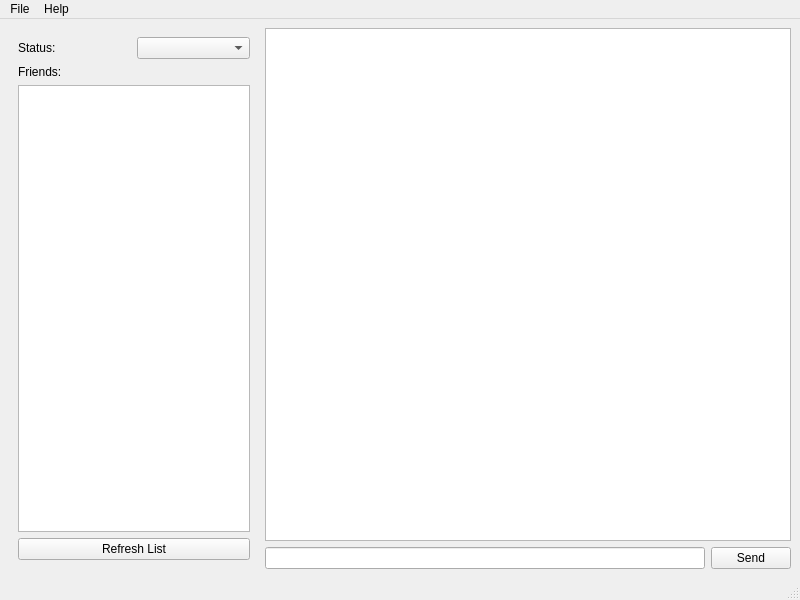
Before: the Qt Designer form src/ui/MainWindow.ui in piotrek-pl/JupiterClient-SAN, drawn with Qt 5.
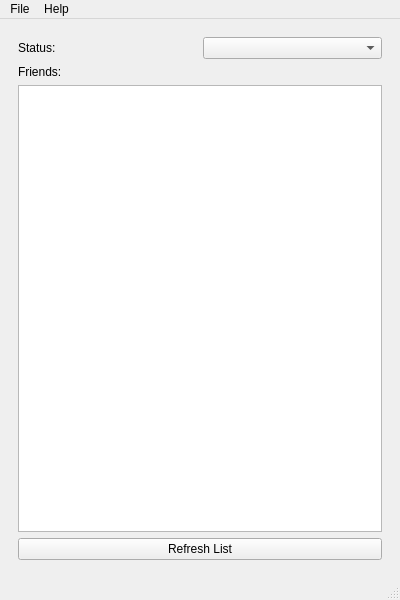
After: the same form once the commit is applied.

Commit message: Chat windows added

The edit to the form file:
```diff
--- a/src/ui/MainWindow.ui
+++ b/src/ui/MainWindow.ui
@@ -6,13 +6,13 @@
    <rect>
     <x>0</x>
     <y>0</y>
-    <width>800</width>
+    <width>400</width>
     <height>600</height>
    </rect>
   </property>
   <property name="minimumSize">
    <size>
-    <width>800</width>
+    <width>400</width>
     <height>600</height>
    </size>
   </property>
@@ -20,21 +20,9 @@
    <string>Jupiter Client</string>
   </property>
   <widget class="QWidget" name="centralwidget">
-   <layout class="QHBoxLayout" name="horizontalLayout_2">
+   <layout class="QVBoxLayout" name="verticalLayout">
     <item>
      <widget class="QWidget" name="leftPanel" native="true">
-      <property name="minimumSize">
-       <size>
-        <width>200</width>
-        <height>0</height>
-       </size>
-      </property>
-      <property name="maximumSize">
-       <size>
-        <width>250</width>
-        <height>16777215</height>
-       </size>
-      </property>
       <layout class="QVBoxLayout" name="verticalLayout_2">
        <item>
         <layout class="QHBoxLayout" name="statusLayout">
@@ -70,31 +58,6 @@
       </layout>
      </widget>
     </item>
-    <item>
-     <layout class="QVBoxLayout" name="verticalLayout">
-      <item>
-       <widget class="QTextEdit" name="chatTextEdit">
-        <property name="readOnly">
-         <bool>true</bool>
-        </property>
-       </widget>
-      </item>
-      <item>
-       <layout class="QHBoxLayout" name="messageLayout">
-        <item>
-         <widget class="QLineEdit" name="messageLineEdit"/>
-        </item>
-        <item>
-         <widget class="QPushButton" name="sendButton">
-          <property name="text">
-           <string>Send</string>
-          </property>
-         </widget>
-        </item>
-       </layout>
-      </item>
-     </layout>
-    </item>
    </layout>
   </widget>
   <widget class="QMenuBar" name="menubar">
@@ -102,7 +65,7 @@
     <rect>
      <x>0</x>
      <y>0</y>
-     <width>800</width>
+     <width>400</width>
      <height>21</height>
     </rect>
    </property>
```
The commit also changes 21 other files.
